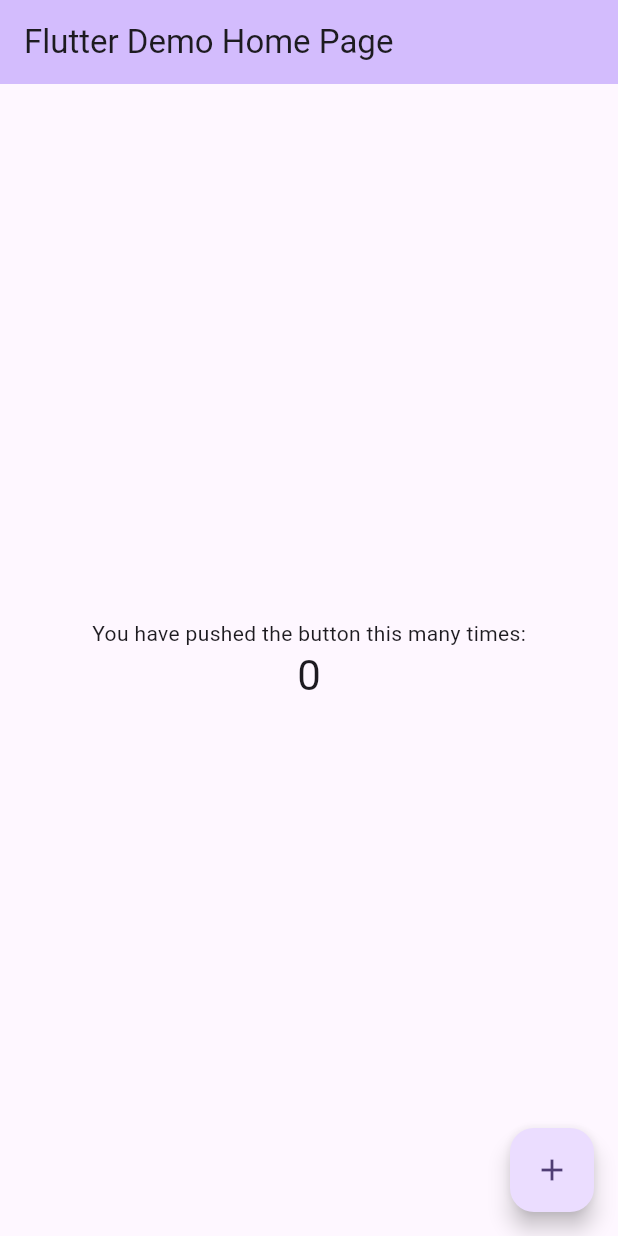
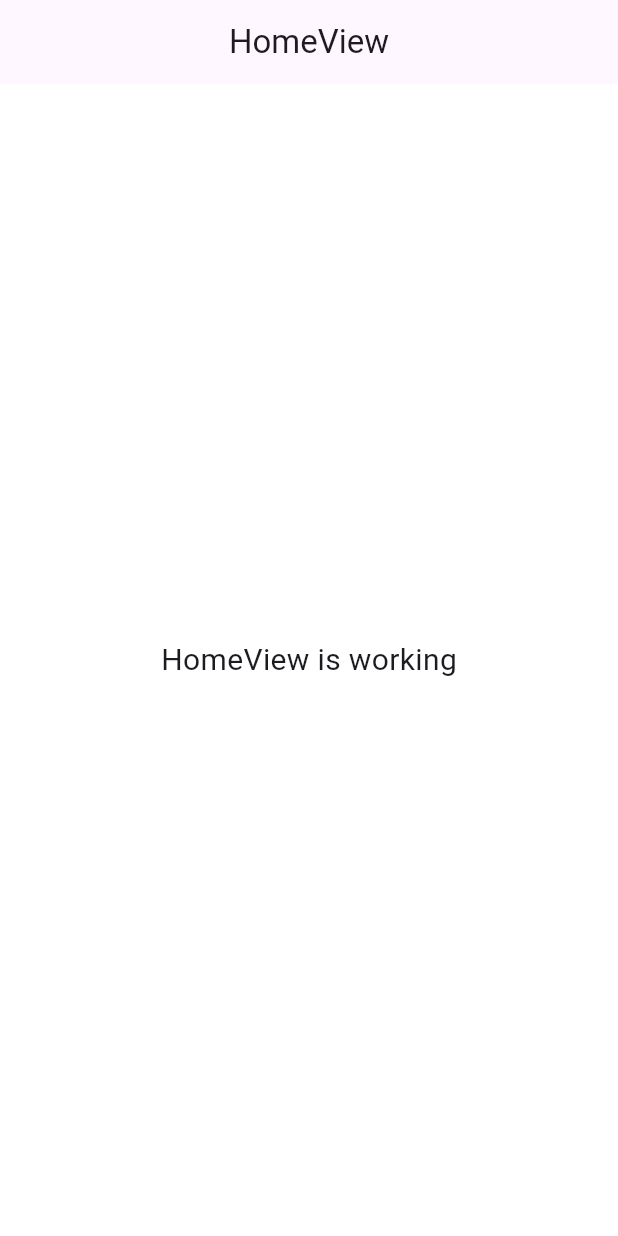
Before and after one commit to balbinopb/NutriGrowth, a Flutter app: the screen it shows after launch, on a phone screen of 412 x 824 dp. Run offline on Flutter 3.47's test engine with Material 3 defaults, Android fonts, the phone set to English and light mode, and no system bars; our stand-ins replace get.

Commit message:
refactor and use get cli

```diff
--- /dev/null
+++ b/lib/app/modules/home/bindings/home_binding.dart
@@ -0,0 +1,12 @@
+import 'package:get/get.dart';
+
+import '../controllers/home_controller.dart';
+
+class HomeBinding extends Bindings {
+  @override
+  void dependencies() {
+    Get.lazyPut<HomeController>(
+      () => HomeController(),
+    );
+  }
+}
--- /dev/null
+++ b/lib/app/modules/home/controllers/home_controller.dart
@@ -0,0 +1,23 @@
+import 'package:get/get.dart';
+
+class HomeController extends GetxController {
+  //TODO: Implement HomeController
+
+  final count = 0.obs;
+  @override
+  void onInit() {
+    super.onInit();
+  }
+
+  @override
+  void onReady() {
+    super.onReady();
+  }
+
+  @override
+  void onClose() {
+    super.onClose();
+  }
+
+  void increment() => count.value++;
+}
--- /dev/null
+++ b/lib/app/modules/home/views/home_view.dart
@@ -0,0 +1,24 @@
+import 'package:flutter/material.dart';
+
+import 'package:get/get.dart';
+
+import '../controllers/home_controller.dart';
+
+class HomeView extends GetView<HomeController> {
+  const HomeView({super.key});
+  @override
+  Widget build(BuildContext context) {
+    return Scaffold(
+      appBar: AppBar(
+        title: const Text('HomeView'),
+        centerTitle: true,
+      ),
+      body: const Center(
+        child: Text(
+          'HomeView is working',
+          style: TextStyle(fontSize: 20),
+        ),
+      ),
+    );
+  }
+}
--- /dev/null
+++ b/lib/app/routes/app_pages.dart
@@ -0,0 +1,20 @@
+import 'package:get/get.dart';
+
+import '../modules/home/bindings/home_binding.dart';
+import '../modules/home/views/home_view.dart';
+
+part 'app_routes.dart';
+
+class AppPages {
+  AppPages._();
+
+  static const INITIAL = Routes.HOME;
+
+  static final routes = [
+    GetPage(
+      name: _Paths.HOME,
+      page: () => const HomeView(),
+      binding: HomeBinding(),
+    ),
+  ];
+}
--- /dev/null
+++ b/lib/app/routes/app_routes.dart
@@ -0,0 +1,12 @@
+part of 'app_pages.dart';
+// DO NOT EDIT. This is code generated via package:get_cli/get_cli.dart
+
+abstract class Routes {
+  Routes._();
+  static const HOME = _Paths.HOME;
+}
+
+abstract class _Paths {
+  _Paths._();
+  static const HOME = '/home';
+}
--- a/lib/main.dart
+++ b/lib/main.dart
@@ -1,122 +1,29 @@
 import 'package:flutter/material.dart';
 
+import 'package:get/get.dart';
+
+import 'app/routes/app_pages.dart';
+
 void main() {
-  runApp(const MyApp());
+  runApp(
+    const MyApp()
+  );
 }
+
 
 class MyApp extends StatelessWidget {
   const MyApp({super.key});
 
-  // This widget is the root of your application.
   @override
   Widget build(BuildContext context) {
-    return MaterialApp(
-      title: 'Flutter Demo',
+    return GetMaterialApp(
+      debugShowCheckedModeBanner: false,
+      title: 'NutriGrowth',
       theme: ThemeData(
-        // This is the theme of your application.
-        //
-        // TRY THIS: Try running your application with "flutter run". You'll see
-        // the application has a purple toolbar. Then, without quitting the app,
-        // try changing the seedColor in the colorScheme below to Colors.green
-        // and then invoke "hot reload" (save your changes or press the "hot
-        // reload" button in a Flutter-supported IDE, or press "r" if you used
-        // the command line to start the app).
-        //
-        // Notice that the counter didn't reset back to zero; the application
-        // state is not lost during the reload. To reset the state, use hot
-        // restart instead.
-        //
-        // This works for code too, not just values: Most code changes can be
-        // tested with just a hot reload.
-        colorScheme: ColorScheme.fromSeed(seedColor: Colors.deepPurple),
+        scaffoldBackgroundColor: Colors.white,
       ),
-      home: const MyHomePage(title: 'Flutter Demo Home Page'),
+      initialRoute: AppPages.INITIAL,
+      getPages: AppPages.routes,
     );
   }
 }
-
-class MyHomePage extends StatefulWidget {
-  const MyHomePage({super.key, required this.title});
-
-  // This widget is the home page of your application. It is stateful, meaning
-  // that it has a State object (defined below) that contains fields that affect
-  // how it looks.
-
-  // This class is the configuration for the state. It holds the values (in this
-  // case the title) provided by the parent (in this case the App widget) and
-  // used by the build method of the State. Fields in a Widget subclass are
-  // always marked "final".
-
-  final String title;
-
-  @override
-  State<MyHomePage> createState() => _MyHomePageState();
-}
-
-class _MyHomePageState extends State<MyHomePage> {
-  int _counter = 0;
-
-  void _incrementCounter() {
-    setState(() {
-      // This call to setState tells the Flutter framework that something has
-      // changed in this State, which causes it to rerun the build method below
-      // so that the display can reflect the updated values. If we changed
-      // _counter without calling setState(), then the build method would not be
-      // called again, and so nothing would appear to happen.
-      _counter++;
-    });
-  }
-
-  @override
-  Widget build(BuildContext context) {
-    // This method is rerun every time setState is called, for instance as done
-    // by the _incrementCounter method above.
-    //
-    // The Flutter framework has been optimized to make rerunning build methods
-    // fast, so that you can just rebuild anything that needs updating rather
-    // than having to individually change instances of widgets.
-    return Scaffold(
-      appBar: AppBar(
-        // TRY THIS: Try changing the color here to a specific color (to
-        // Colors.amber, perhaps?) and trigger a hot reload to see the AppBar
-        // change color while the other colors stay the same.
-        backgroundColor: Theme.of(context).colorScheme.inversePrimary,
-        // Here we take the value from the MyHomePage object that was created by
-        // the App.build method, and use it to set our appbar title.
-        title: Text(widget.title),
-      ),
-      body: Center(
-        // Center is a layout widget. It takes a single child and positions it
-        // in the middle of the parent.
-        child: Column(
-          // Column is also a layout widget. It takes a list of children and
-          // arranges them vertically. By default, it sizes itself to fit its
-          // children horizontally, and tries to be as tall as its parent.
-          //
-          // Column has various properties to control how it sizes itself and
-          // how it positions its children. Here we use mainAxisAlignment to
-          // center the children vertically; the main axis here is the vertical
-          // axis because Columns are vertical (the cross axis would be
-          // horizontal).
-          //
-          // TRY THIS: Invoke "debug painting" (choose the "Toggle Debug Paint"
-          // action in the IDE, or press "p" in the console), to see the
-          // wireframe for each widget.
-          mainAxisAlignment: MainAxisAlignment.center,
-          children: <Widget>[
-            const Text('You have pushed the button this many times:'),
-            Text(
-              '$_counter',
-              style: Theme.of(context).textTheme.headlineMedium,
-            ),
-          ],
-        ),
-      ),
-      floatingActionButton: FloatingActionButton(
-        onPressed: _incrementCounter,
-        tooltip: 'Increment',
-        child: const Icon(Icons.add),
-      ), // This trailing comma makes auto-formatting nicer for build methods.
-    );
-  }
-}
--- a/pubspec.yaml
+++ b/pubspec.yaml
@@ -34,6 +34,7 @@ dependencies:
   # The following adds the Cupertino Icons font to your application.
   # Use with the CupertinoIcons class for iOS style icons.
   cupertino_icons: ^1.0.8
+  get: ^4.7.3
 
 dev_dependencies:
   flutter_test:
```
Also changed, not shown: pubspec.lock, 1 other file.
